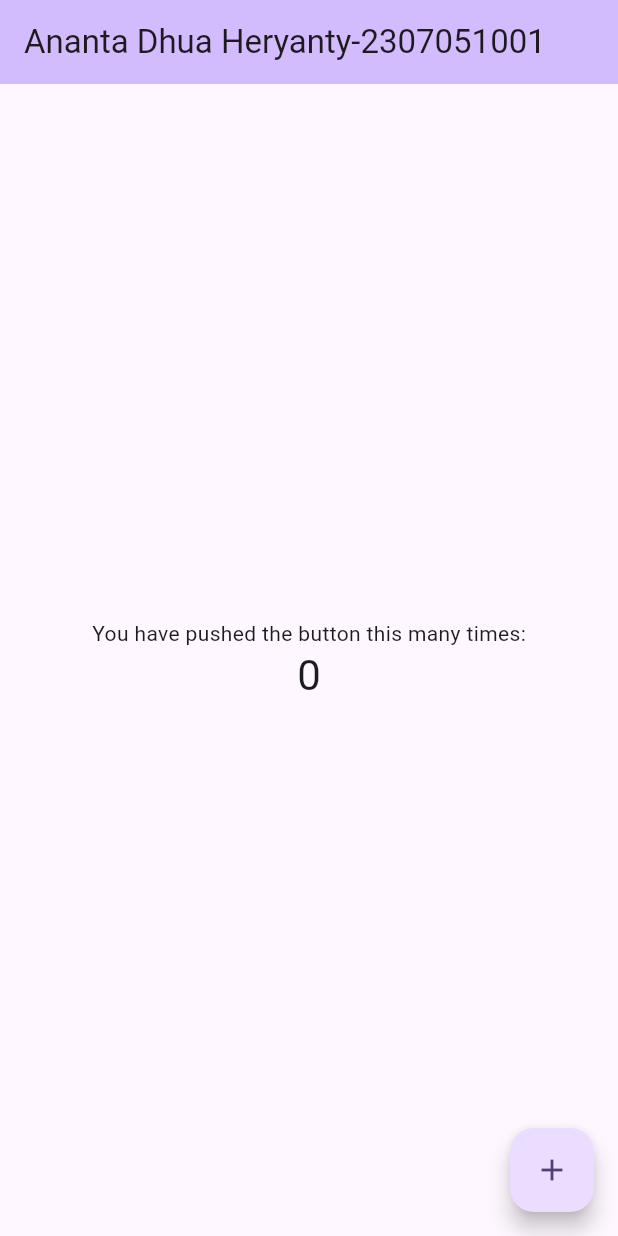
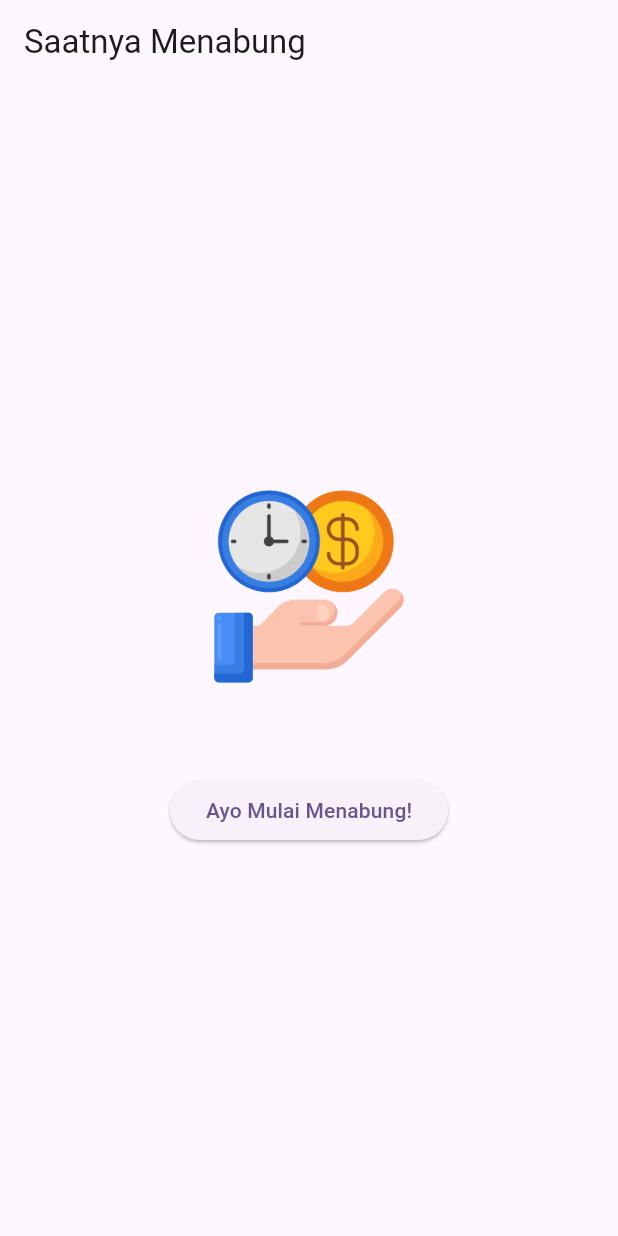
Before and after one commit to Anantadh/prak-mobilelanjut-2307051001, a Flutter app: the screen it shows after launch, on a phone screen of 412 x 824 dp. Run offline on Flutter 3.47's test engine with Material 3 defaults, Android fonts, the phone set to English and light mode, and no system bars.

Commit message:
Pertemuan 3: Basic Widget

```diff
--- /dev/null
+++ b/lib/basic_widget.dart
@@ -0,0 +1,31 @@
+import 'package:flutter/material.dart';
+
+class RowWidget extends StatelessWidget {
+  const RowWidget ({super.key});
+
+  @override
+  Widget build(BuildContext context) {
+    return Scaffold(
+      appBar: AppBar(
+        title: const Text('Saatnya Menabung'),
+    ),
+    body: Center(
+      child: Column(
+        mainAxisAlignment: MainAxisAlignment.center,
+      children: [
+        Image.asset(
+          'assets/images/logo.png',
+          width: 150,
+          height: 150,
+        ),
+        const SizedBox(height: 50),
+        ElevatedButton(
+          onPressed: () {},
+          child: const Text('Ayo Mulai Menabung!'),
+          ),
+      ],
+    ),
+    ),
+    );
+  }
+}
--- a/lib/main.dart
+++ b/lib/main.dart
@@ -1,4 +1,8 @@
 import 'package:flutter/material.dart';
+// import 'package:myapp/column_widget.dart';
+// import 'package:myapp/row_widget.dart';
+import 'package:myapp/basic_widget.dart';
+
 
 void main() {
   runApp(const MyApp());
@@ -11,112 +15,12 @@ class MyApp extends StatelessWidget {
   @override
   Widget build(BuildContext context) {
     return MaterialApp(
-      title: 'Flutter Demo',
+      title: 'Praktikum Mobile Lanjut',
       theme: ThemeData(
-        // This is the theme of your application.
-        //
-        // TRY THIS: Try running your application with "flutter run". You'll see
-        // the application has a purple toolbar. Then, without quitting the app,
-        // try changing the seedColor in the colorScheme below to Colors.green
-        // and then invoke "hot reload" (save your changes or press the "hot
-        // reload" button in a Flutter-supported IDE, or press "r" if you used
-        // the command line to start the app).
-        //
-        // Notice that the counter didn't reset back to zero; the application
-        // state is not lost during the reload. To reset the state, use hot
-        // restart instead.
-        //
-        // This works for code too, not just values: Most code changes can be
-        // tested with just a hot reload.
         colorScheme: ColorScheme.fromSeed(seedColor: Colors.deepPurple),
+        useMaterial3: true,
       ),
-      home: const MyHomePage(title: 'Ananta Dhua Heryanty-2307051001'),
+      home: const RowWidget(),
     );
   }
 }
-
-class MyHomePage extends StatefulWidget {
-  const MyHomePage({super.key, required this.title});
-
-  // This widget is the home page of your application. It is stateful, meaning
-  // that it has a State object (defined below) that contains fields that affect
-  // how it looks.
-
-  // This class is the configuration for the state. It holds the values (in this
-  // case the title) provided by the parent (in this case the App widget) and
-  // used by the build method of the State. Fields in a Widget subclass are
-  // always marked "final".
-
-  final String title;
-
-  @override
-  State<MyHomePage> createState() => _MyHomePageState();
-}
-
-class _MyHomePageState extends State<MyHomePage> {
-  int _counter = 0;
-
-  void _incrementCounter() {
-    setState(() {
-      // This call to setState tells the Flutter framework that something has
-      // changed in this State, which causes it to rerun the build method below
-      // so that the display can reflect the updated values. If we changed
-      // _counter without calling setState(), then the build method would not be
-      // called again, and so nothing would appear to happen.
-      _counter++;
-    });
-  }
-
-  @override
-  Widget build(BuildContext context) {
-    // This method is rerun every time setState is called, for instance as done
-    // by the _incrementCounter method above.
-    //
-    // The Flutter framework has been optimized to make rerunning build methods
-    // fast, so that you can just rebuild anything that needs updating rather
-    // than having to individually change instances of widgets.
-    return Scaffold(
-      appBar: AppBar(
-        // TRY THIS: Try changing the color here to a specific color (to
-        // Colors.amber, perhaps?) and trigger a hot reload to see the AppBar
-        // change color while the other colors stay the same.
-        backgroundColor: Theme.of(context).colorScheme.inversePrimary,
-        // Here we take the value from the MyHomePage object that was created by
-        // the App.build method, and use it to set our appbar title.
-        title: Text(widget.title),
-      ),
-      body: Center(
-        // Center is a layout widget. It takes a single child and positions it
-        // in the middle of the parent.
-        child: Column(
-          // Column is also a layout widget. It takes a list of children and
-          // arranges them vertically. By default, it sizes itself to fit its
-          // children horizontally, and tries to be as tall as its parent.
-          //
-          // Column has various properties to control how it sizes itself and
-          // how it positions its children. Here we use mainAxisAlignment to
-          // center the children vertically; the main axis here is the vertical
-          // axis because Columns are vertical (the cross axis would be
-          // horizontal).
-          //
-          // TRY THIS: Invoke "debug painting" (choose the "Toggle Debug Paint"
-          // action in the IDE, or press "p" in the console), to see the
-          // wireframe for each widget.
-          mainAxisAlignment: MainAxisAlignment.center,
-          children: <Widget>[
-            const Text('You have pushed the button this many times:'),
-            Text(
-              '$_counter',
-              style: Theme.of(context).textTheme.headlineMedium,
-            ),
-          ],
-        ),
-      ),
-      floatingActionButton: FloatingActionButton(
-        onPressed: _incrementCounter,
-        tooltip: 'Increment',
-        child: const Icon(Icons.add),
-      ), // This trailing comma makes auto-formatting nicer for build methods.
-    );
-  }
-}
--- a/pubspec.yaml
+++ b/pubspec.yaml
@@ -58,7 +58,8 @@ flutter:
   uses-material-design: true
 
   # To add assets to your application, add an assets section, like this:
-  # assets:
+  assets:
+      - assets/images/
   #   - images/a_dot_burr.jpeg
   #   - images/a_dot_ham.jpeg
 
```
Also changed, not shown: lib/column_widget.dart (added, +22 -0 lines), lib/row_widget.dart (added, +22 -0 lines), assets/images/logo.png (added).
